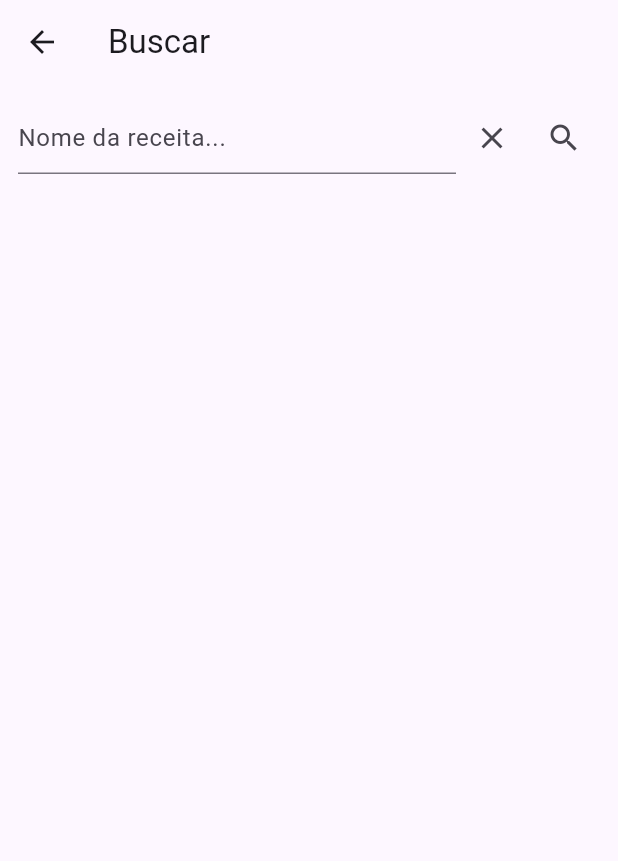
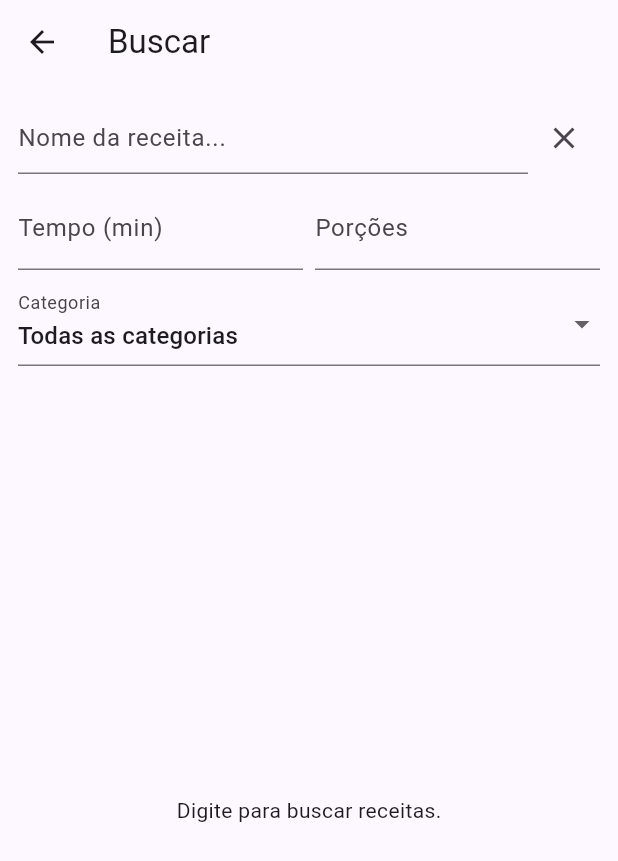
Before and after one commit to hustavv/receitas_app, a Flutter app: the SearchPage screen opened by its route, after a tap on the "clear" icon, on a phone screen of 412 x 824 dp. Shown: the top 861 px of the screen. Run offline on Flutter 3.47's test engine with Material 3 defaults, Android fonts, the phone set to English and light mode, and no system bars; our stand-ins replace dio, go_router; missing offline and left inert: dart:html; network calls fail.

Commit message:
fix: corrigindo cadastro de favoritos

```diff
--- a/lib/ui/pages/search_page.dart
+++ b/lib/ui/pages/search_page.dart
@@ -1,7 +1,10 @@
 // lib/ui/pages/search_page.dart
+import 'dart:async';
 import 'package:flutter/material.dart';
 import 'package:go_router/go_router.dart';
 import '../../data/recipe_repository.dart';
+import '../../data/category_repository.dart';
+import '../../data/favorite_repository.dart';
 
 class SearchPage extends StatefulWidget {
   const SearchPage({super.key});
@@ -11,26 +14,76 @@ class SearchPage extends StatefulWidget {
 
 class _SearchPageState extends State<SearchPage> {
   final _q = TextEditingController();
+  final _cookCtrl = TextEditingController();
+  final _servCtrl = TextEditingController();
+  String? _categoryId;
+
   List<Map<String,dynamic>> _results = [];
+  List<Map<String,dynamic>> _categories = [];
   bool _loading = false;
+  bool _hasTyped = false;
+  Timer? _deb;
 
   @override
   void initState() {
     super.initState();
-    _search(); // initial
+    _loadCategories();
+    _q.addListener(_onChanged);
+    _cookCtrl.addListener(_onChanged);
+    _servCtrl.addListener(_onChanged);
+  }
+
+  void _onChanged() {
+    _hasTyped = _q.text.trim().isNotEmpty;
+    _deb?.cancel();
+    _deb = Timer(const Duration(milliseconds: 350), _search);
+    setState((){});
+  }
+
+  Future<void> _loadCategories() async {
+    _categories = await CategoryRepository().list(page: 0, size: 100);
+    setState(() {});
   }
 
   Future<void> _search() async {
+    if (!_hasTyped) return;
     setState(()=>_loading = true);
     try {
+      final cook = int.tryParse(_cookCtrl.text.trim());
+      final serv = int.tryParse(_servCtrl.text.trim());
       _results = await RecipeRepository().list(
-        title: _q.text.trim().isEmpty ? null : _q.text.trim(),
+        title: _q.text.trim(),
+        cookTimeMinutes: cook,
+        servings: serv,
+        categoryId: _categoryId,
         page: 0,
-        size: 10,
+        size: 20,
       );
     } finally {
-      setState(()=>_loading = false);
+      if (mounted) setState(()=>_loading = false);
     }
+  }
+
+
+Future<void> _addFavorite(Map<String,dynamic> recipe) async {
+  try {
+    await FavoriteRepository().addFromRecipe(recipe);
+    if (!mounted) return;
+    ScaffoldMessenger.of(context).showSnackBar(const SnackBar(content: Text('Adicionado aos favoritos!')));
+  } catch (e) {
+    if (!mounted) return;
+    ScaffoldMessenger.of(context).showSnackBar(SnackBar(content: Text('Erro ao favoritar: $e')));
+  }
+}
+
+
+  @override
+  void dispose() {
+    _deb?.cancel();
+    _q.dispose();
+    _cookCtrl.dispose();
+    _servCtrl.dispose();
+    super.dispose();
   }
 
   @override
@@ -53,24 +106,52 @@ class _SearchPageState extends State<SearchPage> {
         children: [
           Padding(
             padding: const EdgeInsets.all(12),
-            child: Row(children: [
-              Expanded(child: TextField(controller: _q, onSubmitted: (_)=>_search(), decoration: const InputDecoration(hintText: 'Nome da receita...'))),
-              IconButton(icon: const Icon(Icons.clear), onPressed: () { _q.clear(); _search(); }),
-              IconButton(icon: const Icon(Icons.search), onPressed: _search),
-            ]),
+            child: Column(
+              children: [
+                Row(children: [
+                  Expanded(child: TextField(controller: _q, decoration: const InputDecoration(hintText: 'Nome da receita...'))),
+                  IconButton(icon: const Icon(Icons.clear), onPressed: () { _q.clear(); _onChanged(); }),
+                ]),
+                const SizedBox(height: 8),
+                Row(children: [
+                  Expanded(child: TextField(controller: _cookCtrl, keyboardType: TextInputType.number, decoration: const InputDecoration(labelText: 'Tempo (min)'))),
+                  const SizedBox(width: 8),
+                  Expanded(child: TextField(controller: _servCtrl, keyboardType: TextInputType.number, decoration: const InputDecoration(labelText: 'Porções'))),
+                ]),
+                const SizedBox(height: 8),
+                DropdownButtonFormField<String>(
+                  isExpanded: true,
+                  value: _categoryId,
+                  items: [
+                    const DropdownMenuItem(value: null, child: Text('Todas as categorias')),
+                    ..._categories.map((c)=>DropdownMenuItem(value: (c['id']??'').toString(), child: Text(c['name']))),
+                  ],
+                  onChanged: (v){ setState(()=>_categoryId = v); _onChanged(); },
+                  decoration: const InputDecoration(labelText: 'Categoria'),
+                ),
+              ],
+            ),
           ),
           Expanded(
-            child: _loading
-              ? const Center(child: CircularProgressIndicator())
-              : ListView.builder(
-                  itemCount: _results.length,
-                  itemBuilder: (_, i) => ListTile(
-                    title: Text(_results[i]['title'] ?? _results[i]['name'] ?? 'Receita'),
-                    onTap: () {
-                      final id = (_results[i]['id'] ?? '').toString();
-                      if (id.isNotEmpty) context.go('/recipe/$id');
-                    },
-                  ),
+            child: !_hasTyped
+              ? const Center(child: Text('Digite para buscar receitas.'))
+              : (_loading
+                  ? const Center(child: CircularProgressIndicator())
+                  : ListView.builder(
+                      itemCount: _results.length,
+                      itemBuilder: (_, i) {
+                        final r = _results[i];
+                        final id = (r['id'] ?? '').toString();
+                        return ListTile(
+                          title: Text(r['title'] ?? r['name'] ?? 'Receita'),
+                          subtitle: Text((r['category']?['name'] ?? '')),
+                          onTap: ()=>context.go('/recipe/$id'),
+                          trailing: IconButton(icon: const Icon(Icons.star_border), onPressed: () => _addFavorite(r),
+                            tooltip: 'Adicionar aos favoritos',
+                          ),
+                        );
+                      },
+                    )
                 ),
           )
         ],
```
Also changed, not shown: lib/data/favorite_repository.dart (+16 -0 lines), lib/ui/pages/home_page.dart (+53 -13 lines).
